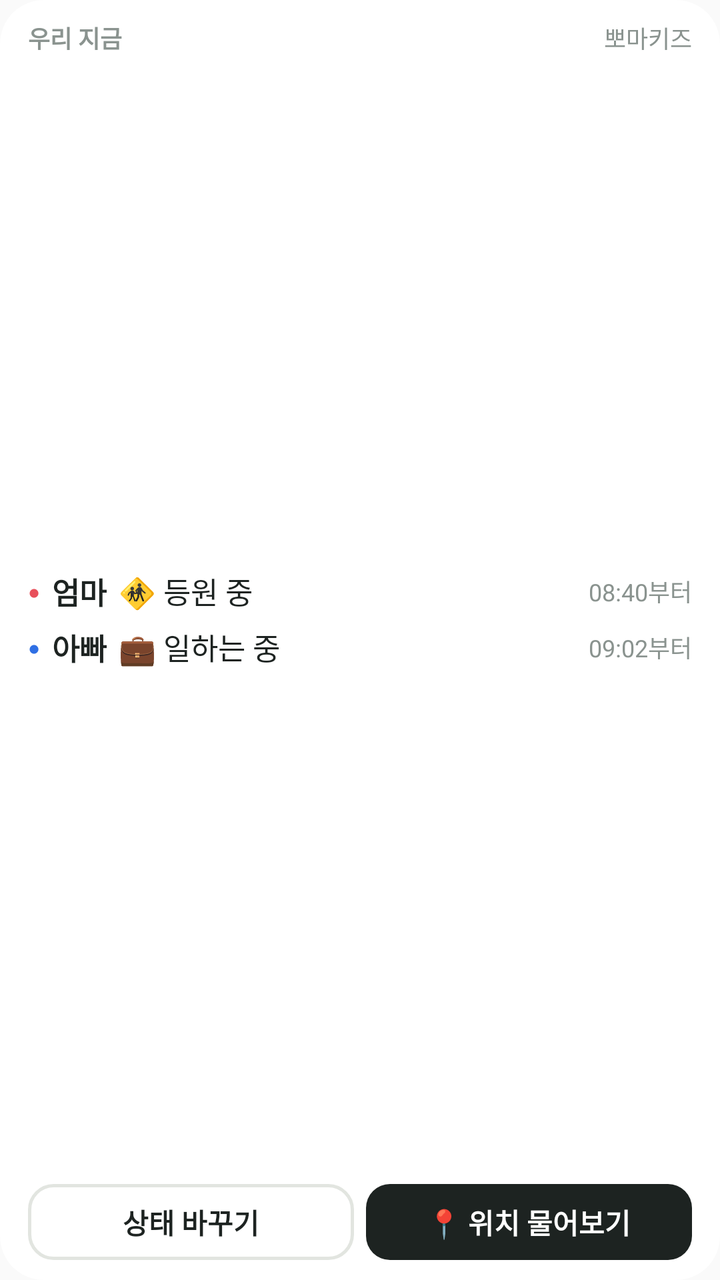
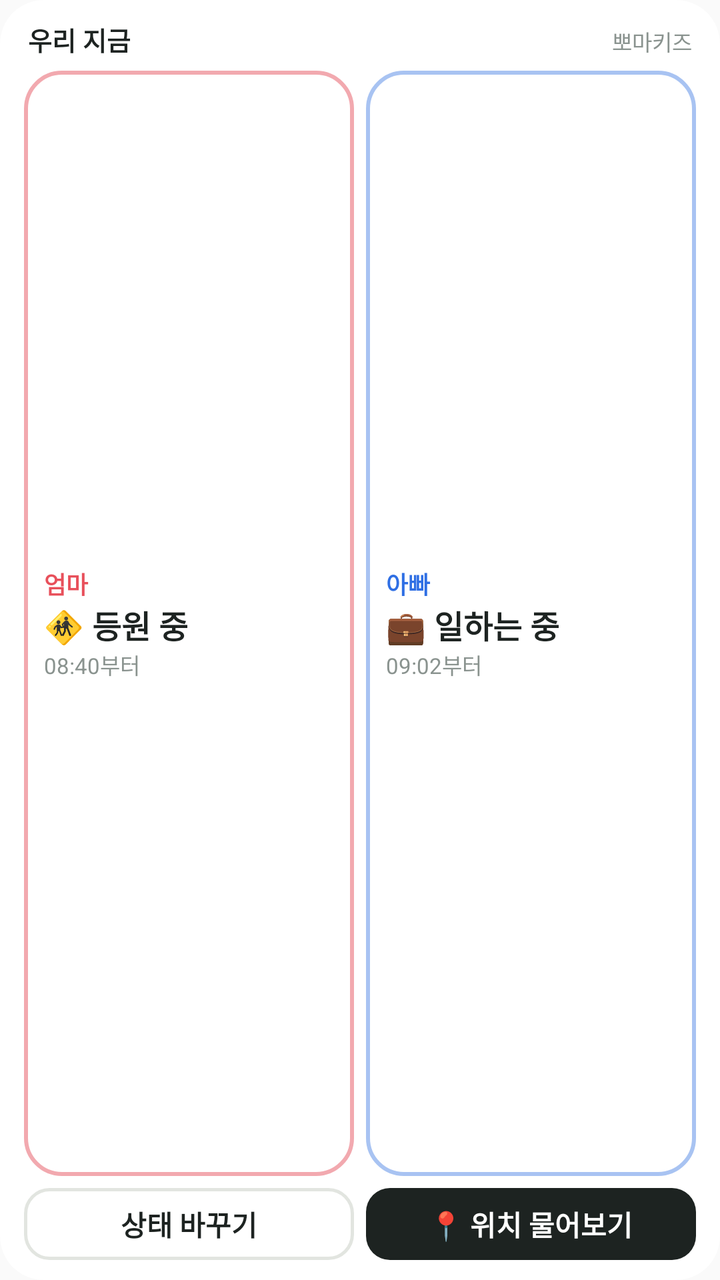

Before-and-after screenshots of an Android layout around one commit, followed by the original layout XML and the change that was made.
<!-- AndroidManifest.xml: application theme AppTheme -->
<!-- res/layout/widget_couple_status.xml -->
<?xml version="1.0" encoding="utf-8"?>

<LinearLayout xmlns:android="http://schemas.android.com/apk/res/android"
    android:id="@+id/widget_root"
    android:layout_width="match_parent"
    android:layout_height="match_parent"
    android:orientation="vertical"
    android:background="@drawable/widget_bg"
    android:paddingStart="14dp"
    android:paddingEnd="14dp"
    android:paddingTop="10dp"
    android:paddingBottom="10dp">

    <LinearLayout
        android:layout_width="match_parent"
        android:layout_height="wrap_content"
        android:orientation="horizontal">
        <TextView
            android:layout_width="0dp"
            android:layout_height="wrap_content"
            android:layout_weight="1"
            android:text="우리 지금"
            android:textColor="@color/widget_sub"
            android:textSize="12sp"
            android:textStyle="bold" />
        <TextView
            android:layout_width="wrap_content"
            android:layout_height="wrap_content"
            android:text="뽀마키즈"
            android:textColor="@color/widget_sub"
            android:textSize="12sp" />
    </LinearLayout>

    <FrameLayout
        android:layout_width="match_parent"
        android:layout_height="0dp"
        android:layout_weight="1"
        android:minHeight="4dp" />

    <LinearLayout
        android:id="@+id/row_mom"
        android:layout_width="match_parent"
        android:layout_height="wrap_content"
        android:layout_marginTop="0dp"
        android:gravity="center_vertical"
        android:orientation="horizontal">
        <TextView
            android:layout_width="wrap_content"
            android:layout_height="wrap_content"
            android:text="●"
            android:textColor="@color/widget_mom"
            android:textSize="10sp"
            android:layout_marginEnd="6dp" />
        <TextView
            android:id="@+id/mom_name"
            android:text="엄마"
            android:layout_width="wrap_content"
            android:layout_height="wrap_content"
            android:textColor="@color/widget_ink"
            android:textSize="15sp"
            android:textStyle="bold"
            android:layout_marginEnd="6dp" />
        <TextView
            android:id="@+id/mom_status"
            android:text="🚸 등원 중"
            android:layout_width="0dp"
            android:layout_height="wrap_content"
            android:layout_weight="1"
            android:ellipsize="end"
            android:maxLines="1"
            android:textColor="@color/widget_ink"
            android:textSize="15sp" />
        <TextView
            android:id="@+id/mom_time"
            android:text="08:40부터"
            android:layout_width="wrap_content"
            android:layout_height="wrap_content"
            android:textColor="@color/widget_sub"
            android:textSize="12sp"
            android:layout_marginStart="6dp" />
    </LinearLayout>

    <LinearLayout
        android:id="@+id/row_dad"
        android:layout_width="match_parent"
        android:layout_height="wrap_content"
        android:layout_marginTop="6dp"
        android:gravity="center_vertical"
        android:orientation="horizontal">
        <TextView
            android:layout_width="wrap_content"
            android:layout_height="wrap_content"
            android:text="●"
            android:textColor="@color/widget_dad"
            android:textSize="10sp"
            android:layout_marginEnd="6dp" />
        <TextView
            android:id="@+id/dad_name"
            android:text="아빠"
            android:layout_width="wrap_content"
            android:layout_height="wrap_content"
            android:textColor="@color/widget_ink"
            android:textSize="15sp"
            android:textStyle="bold"
            android:layout_marginEnd="6dp" />
        <TextView
            android:id="@+id/dad_status"
            android:text="💼 일하는 중"
            android:layout_width="0dp"
            android:layout_height="wrap_content"
            android:layout_weight="1"
            android:ellipsize="end"
            android:maxLines="1"
            android:textColor="@color/widget_ink"
            android:textSize="15sp" />
        <TextView
            android:id="@+id/dad_time"
            android:text="09:02부터"
            android:layout_width="wrap_content"
            android:layout_height="wrap_content"
            android:textColor="@color/widget_sub"
            android:textSize="12sp"
            android:layout_marginStart="6dp" />
    </LinearLayout>

    <TextView
        android:id="@+id/loc_row"
        android:layout_width="match_parent"
        android:layout_height="wrap_content"
        android:layout_marginTop="6dp"
        android:background="@drawable/widget_btn"
        android:paddingStart="10dp"
        android:paddingEnd="10dp"
        android:paddingTop="6dp"
        android:paddingBottom="6dp"
        android:maxLines="1"
        android:ellipsize="end"
        android:textColor="@color/widget_ink"
        android:textSize="13sp"
        android:textStyle="bold"
        android:visibility="gone" />

    <FrameLayout
        android:layout_width="match_parent"
        android:layout_height="0dp"
        android:layout_weight="1"
        android:minHeight="10dp" />

    <LinearLayout
        android:layout_width="match_parent"
        android:layout_height="wrap_content"
        android:orientation="horizontal">
        <TextView
            android:id="@+id/btn_change"
            android:layout_width="0dp"
            android:layout_height="38dp"
            android:layout_weight="1"
            android:layout_marginEnd="6dp"
            android:background="@drawable/widget_btn"
            android:gravity="center"
            android:text="상태 바꾸기"
            android:textColor="@color/widget_ink"
            android:textSize="14sp"
            android:textStyle="bold" />
        <TextView
            android:id="@+id/btn_open"
            android:layout_width="0dp"
            android:layout_height="38dp"
            android:layout_weight="1"
            android:background="@drawable/widget_btn_solid"
            android:gravity="center"
            android:text="📍 위치 물어보기"
            android:textColor="@color/widget_on_solid"
            android:textSize="14sp"
            android:textStyle="bold" />
    </LinearLayout>
</LinearLayout>
<!-- resources referenced by this layout -->
<resources>
  <color name="widget_dad">#2F6FE4</color>
  <color name="widget_ink">#1D2321</color>
  <color name="widget_mom">#E8505B</color>
  <color name="widget_on_solid">#FFFFFF</color>
  <color name="widget_sub">#8A938F</color>
  <!-- drawable widget_bg (drawable) -->
  <?xml version="1.0" encoding="utf-8"?>
  <shape xmlns:android="http://schemas.android.com/apk/res/android" android:shape="rectangle">
      <solid android:color="@color/widget_bg" />
      <corners android:radius="22dp" />
  </shape>
  <!-- drawable widget_btn (drawable) -->
  <?xml version="1.0" encoding="utf-8"?>
  <shape xmlns:android="http://schemas.android.com/apk/res/android" android:shape="rectangle">
      <solid android:color="@android:color/transparent" />
      <stroke android:width="1.5dp" android:color="@color/widget_line" />
      <corners android:radius="12dp" />
  </shape>
  <!-- drawable widget_btn_solid (drawable) -->
  <?xml version="1.0" encoding="utf-8"?>
  <shape xmlns:android="http://schemas.android.com/apk/res/android" android:shape="rectangle">
      <solid android:color="@color/widget_ink" />
      <corners android:radius="12dp" />
  </shape>
  <style name="AppTheme" parent="Theme.AppCompat.Light.DarkActionBar">
          
          <item name="colorPrimary">@color/colorPrimary</item>
          <item name="colorPrimaryDark">@color/colorPrimaryDark</item>
          <item name="colorAccent">@color/colorAccent</item>
      </style>
  <color name="widget_bg">#F2FFFFFF</color>
  <color name="widget_line">#E2E5E0</color>
</resources>

<!-- the commit's change to res/layout/widget_couple_status.xml (unified diff, before → after) -->
@@ -1,150 +1,147 @@
 <?xml version="1.0" encoding="utf-8"?>
-
 <LinearLayout xmlns:android="http://schemas.android.com/apk/res/android"
     android:id="@+id/widget_root"
     android:layout_width="match_parent"
     android:layout_height="match_parent"
     android:orientation="vertical"
     android:background="@drawable/widget_bg"
-    android:paddingStart="14dp"
-    android:paddingEnd="14dp"
+    android:paddingStart="12dp"
+    android:paddingEnd="12dp"
     android:paddingTop="10dp"
     android:paddingBottom="10dp">
 
     <LinearLayout
         android:layout_width="match_parent"
         android:layout_height="wrap_content"
-        android:orientation="horizontal">
+        android:orientation="horizontal"
+        android:paddingStart="2dp"
+        android:paddingEnd="2dp">
         <TextView
             android:layout_width="0dp"
             android:layout_height="wrap_content"
             android:layout_weight="1"
             android:text="우리 지금"
-            android:textColor="@color/widget_sub"
-            android:textSize="12sp"
+            android:textColor="@color/widget_ink"
+            android:textSize="13sp"
             android:textStyle="bold" />
         <TextView
             android:layout_width="wrap_content"
             android:layout_height="wrap_content"
             android:text="뽀마키즈"
             android:textColor="@color/widget_sub"
-            android:textSize="12sp" />
+            android:textSize="11sp" />
     </LinearLayout>
 
-    <FrameLayout
+    <LinearLayout
         android:layout_width="match_parent"
         android:layout_height="0dp"
         android:layout_weight="1"
-        android:minHeight="4dp" />
+        android:layout_marginTop="6dp"
+        android:layout_marginBottom="6dp"
+        android:orientation="horizontal">
 
-    <LinearLayout
-        android:id="@+id/row_mom"
-        android:layout_width="match_parent"
-        android:layout_height="wrap_content"
-        android:layout_marginTop="0dp"
-        android:gravity="center_vertical"
-        android:orientation="horizontal">
-        <TextView
-            android:layout_width="wrap_content"
-            android:layout_height="wrap_content"
-            android:text="●"
-            android:textColor="@color/widget_mom"
-            android:textSize="10sp"
-            android:layout_marginEnd="6dp" />
-        <TextView
-            android:id="@+id/mom_name"
-            android:text="엄마"
-            android:layout_width="wrap_content"
-            android:layout_height="wrap_content"
-            android:textColor="@color/widget_ink"
-            android:textSize="15sp"
-            android:textStyle="bold"
-            android:layout_marginEnd="6dp" />
-        <TextView
-            android:id="@+id/mom_status"
-            android:text="🚸 등원 중"
+        <LinearLayout
+            android:id="@+id/row_mom"
             android:layout_width="0dp"
-            android:layout_height="wrap_content"
+            android:layout_height="match_parent"
             android:layout_weight="1"
-            android:ellipsize="end"
-            android:maxLines="1"
-            android:textColor="@color/widget_ink"
-            android:textSize="15sp" />
-        <TextView
-            android:id="@+id/mom_time"
-            android:text="08:40부터"
-            android:layout_width="wrap_content"
-            android:layout_height="wrap_content"
-            android:textColor="@color/widget_sub"
-            android:textSize="12sp"
-            android:layout_marginStart="6dp" />
-    </LinearLayout>
+            android:layout_marginEnd="6dp"
+            android:background="@drawable/widget_card_mom"
+            android:gravity="center_vertical"
+            android:orientation="vertical"
+            android:paddingStart="10dp"
+            android:paddingEnd="10dp"
+            android:paddingTop="2dp"
+            android:paddingBottom="2dp">
+            <TextView
+                android:id="@+id/mom_name"
+                android:layout_width="match_parent"
+                android:layout_height="wrap_content"
+                android:text="엄마"
+                android:textColor="@color/widget_mom"
+                android:textSize="12sp"
+                android:textStyle="bold"
+                android:maxLines="1"
+                android:ellipsize="end" />
+            <TextView
+                android:id="@+id/mom_status"
+                android:layout_width="match_parent"
+                android:layout_height="wrap_content"
+                android:text="🚸 등원 중"
+                android:textColor="@color/widget_ink"
+                android:textSize="16sp"
+                android:textStyle="bold"
+                android:maxLines="1"
+                android:ellipsize="end" />
+            <TextView
+                android:id="@+id/mom_time"
+                android:layout_width="match_parent"
+                android:layout_height="wrap_content"
+                android:text="08:40부터"
+                android:textColor="@color/widget_sub"
+                android:textSize="11sp"
+                android:maxLines="1" />
+        </LinearLayout>
 
-    <LinearLayout
-        android:id="@+id/row_dad"
-        android:layout_width="match_parent"
-        android:layout_height="wrap_content"
-        android:layout_marginTop="6dp"
-        android:gravity="center_vertical"
-        android:orientation="horizontal">
-        <TextView
-            android:layout_width="wrap_content"
-            android:layout_height="wrap_content"
-            android:text="●"
-            android:textColor="@color/widget_dad"
-            android:textSize="10sp"
-            android:layout_marginEnd="6dp" />
-        <TextView
-            android:id="@+id/dad_name"
-            android:text="아빠"
-            android:layout_width="wrap_content"
-            android:layout_height="wrap_content"
-            android:textColor="@color/widget_ink"
-            android:textSize="15sp"
-            android:textStyle="bold"
-            android:layout_marginEnd="6dp" />
-        <TextView
-            android:id="@+id/dad_status"
-            android:text="💼 일하는 중"
+        <LinearLayout
+            android:id="@+id/row_dad"
             android:layout_width="0dp"
-            android:layout_height="wrap_content"
+            android:layout_height="match_parent"
             android:layout_weight="1"
-            android:ellipsize="end"
-            android:maxLines="1"
-            android:textColor="@color/widget_ink"
-            android:textSize="15sp" />
-        <TextView
-            android:id="@+id/dad_time"
-            android:text="09:02부터"
-            android:layout_width="wrap_content"
-            android:layout_height="wrap_content"
-            android:textColor="@color/widget_sub"
-            android:textSize="12sp"
-            android:layout_marginStart="6dp" />
+            android:background="@drawable/widget_card_dad"
+            android:gravity="center_vertical"
+            android:orientation="vertical"
+            android:paddingStart="10dp"
+            android:paddingEnd="10dp"
+            android:paddingTop="2dp"
+            android:paddingBottom="2dp">
+            <TextView
+                android:id="@+id/dad_name"
+                android:layout_width="match_parent"
+                android:layout_height="wrap_content"
+                android:text="아빠"
+                android:textColor="@color/widget_dad"
+                android:textSize="12sp"
+                android:textStyle="bold"
+                android:maxLines="1"
+                android:ellipsize="end" />
+            <TextView
+                android:id="@+id/dad_status"
+                android:layout_width="match_parent"
+                android:layout_height="wrap_content"
+                android:text="💼 일하는 중"
+                android:textColor="@color/widget_ink"
+                android:textSize="16sp"
+                android:textStyle="bold"
+                android:maxLines="1"
+                android:ellipsize="end" />
+            <TextView
+                android:id="@+id/dad_time"
+                android:layout_width="match_parent"
+                android:layout_height="wrap_content"
+                android:text="09:02부터"
+                android:textColor="@color/widget_sub"
+                android:textSize="11sp"
+                android:maxLines="1" />
+        </LinearLayout>
     </LinearLayout>
 
     <TextView
         android:id="@+id/loc_row"
         android:layout_width="match_parent"
         android:layout_height="wrap_content"
-        android:layout_marginTop="6dp"
+        android:layout_marginBottom="6dp"
         android:background="@drawable/widget_btn"
         android:paddingStart="10dp"
         android:paddingEnd="10dp"
-        android:paddingTop="6dp"
-        android:paddingBottom="6dp"
+        android:paddingTop="5dp"
+        android:paddingBottom="5dp"
         android:maxLines="1"
         android:ellipsize="end"
         android:textColor="@color/widget_ink"
         android:textSize="13sp"
         android:textStyle="bold"
         android:visibility="gone" />
-
-    <FrameLayout
-        android:layout_width="match_parent"
-        android:layout_height="0dp"
-        android:layout_weight="1"
-        android:minHeight="10dp" />
 
     <LinearLayout
         android:layout_width="match_parent"
@@ -153,7 +150,7 @@
         <TextView
             android:id="@+id/btn_change"
             android:layout_width="0dp"
-            android:layout_height="38dp"
+            android:layout_height="36dp"
             android:layout_weight="1"
             android:layout_marginEnd="6dp"
             android:background="@drawable/widget_btn"
@@ -165,7 +162,7 @@
         <TextView
             android:id="@+id/btn_open"
             android:layout_width="0dp"
-            android:layout_height="38dp"
+            android:layout_height="36dp"
             android:layout_weight="1"
             android:background="@drawable/widget_btn_solid"
             android:gravity="center"
<!-- resource entries referenced after the edit -->
@@ -24,6 +24,20 @@
       <solid android:color="@color/widget_ink" />
       <corners android:radius="12dp" />
   </shape>
+  <!-- drawable widget_card_dad (drawable) -->
+  <?xml version="1.0" encoding="utf-8"?>
+  <shape xmlns:android="http://schemas.android.com/apk/res/android" android:shape="rectangle">
+      <solid android:color="@android:color/transparent" />
+      <stroke android:width="2dp" android:color="@color/widget_dad_line" />
+      <corners android:radius="18dp" />
+  </shape>
+  <!-- drawable widget_card_mom (drawable) -->
+  <?xml version="1.0" encoding="utf-8"?>
+  <shape xmlns:android="http://schemas.android.com/apk/res/android" android:shape="rectangle">
+      <solid android:color="@android:color/transparent" />
+      <stroke android:width="2dp" android:color="@color/widget_mom_line" />
+      <corners android:radius="18dp" />
+  </shape>
   <style name="AppTheme" parent="Theme.AppCompat.Light.DarkActionBar">
           
           <item name="colorPrimary">@color/colorPrimary</item>
@@ -32,5 +46,7 @@
       </style>
   <color name="widget_bg">#F2FFFFFF</color>
   <color name="widget_line">#E2E5E0</color>
+  <color name="widget_dad_line">#A8C3F2</color>
+  <color name="widget_mom_line">#F2A9AF</color>
 </resources>
 
